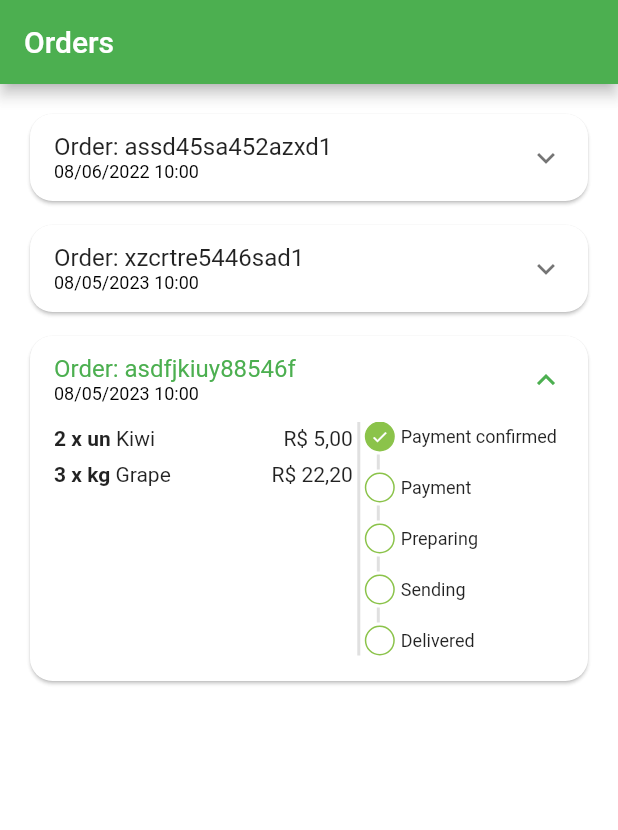
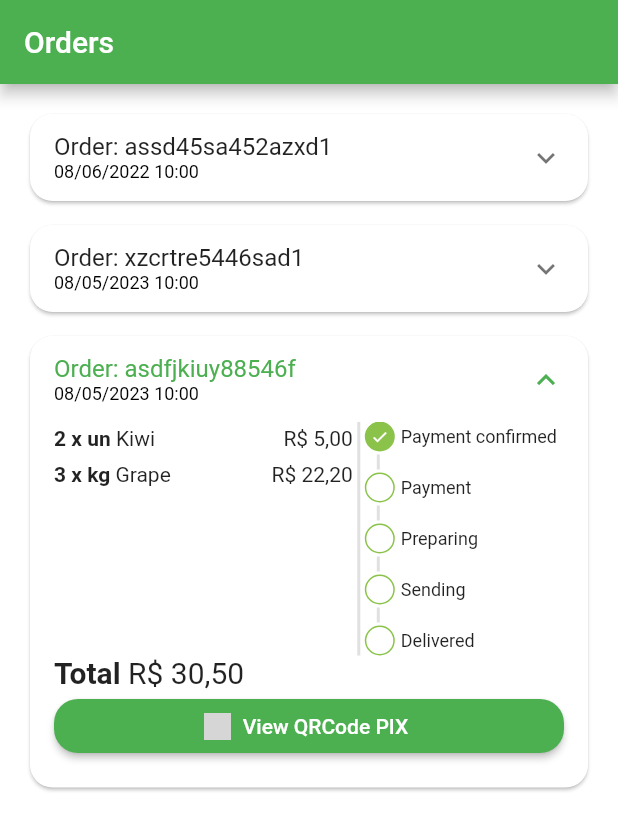
Before and after one commit to felipecastrosales/mercadinho, a Flutter app: the OrdersTab screen opened directly, on a phone screen of 412 x 824 dp. Shown: the top 830 px of the screen. Run offline on Flutter 3.47's test engine with Material 2 defaults, Android fonts, the phone set to English and light mode, and no system bars; our stand-ins replace animated_text_kit, badges, mask_text_input_formatter; grey boxes are pictures that could not be loaded.

Commit message:
total and payment button

```diff
--- a/lib/src/pages/orders/components/order_tile.dart
+++ b/lib/src/pages/orders/components/order_tile.dart
@@ -41,6 +41,7 @@
             ],
           ),
           childrenPadding: const EdgeInsets.fromLTRB(16, 0, 16, 16),
+          expandedCrossAxisAlignment: CrossAxisAlignment.stretch,
           children: [
             IntrinsicHeight(
               child: Row(
@@ -76,6 +77,36 @@
                 ],
               ),
             ),
+            Text.rich(
+              TextSpan(
+                style: const TextStyle(fontSize: 20),
+                children: [
+                  const TextSpan(
+                    text: 'Total ',
+                    style: TextStyle(fontWeight: FontWeight.bold),
+                  ),
+                  TextSpan(
+                    text: utilsServices.priceToCurrency(order.total),
+                  ),
+                ],
+              ),
+            ),
+            Visibility(
+              visible: order.status == 'pending_payment',
+              child: ElevatedButton.icon(
+                onPressed: () {},
+                style: ElevatedButton.styleFrom(
+                  shape: RoundedRectangleBorder(
+                    borderRadius: BorderRadius.circular(16),
+                  )
+                ),
+                icon: Image.asset(
+                  'assets/app_images/pix.png',
+                  height: 18,
+                ),
+                label: const Text('View QRCode PIX'),
+              ),
+            )
           ],
         ),
       ),
--- a/pubspec.yaml
+++ b/pubspec.yaml
@@ -24,3 +24,4 @@
   uses-material-design: true
   assets:
     - assets/fruits/
+    - assets/app_images/
```
